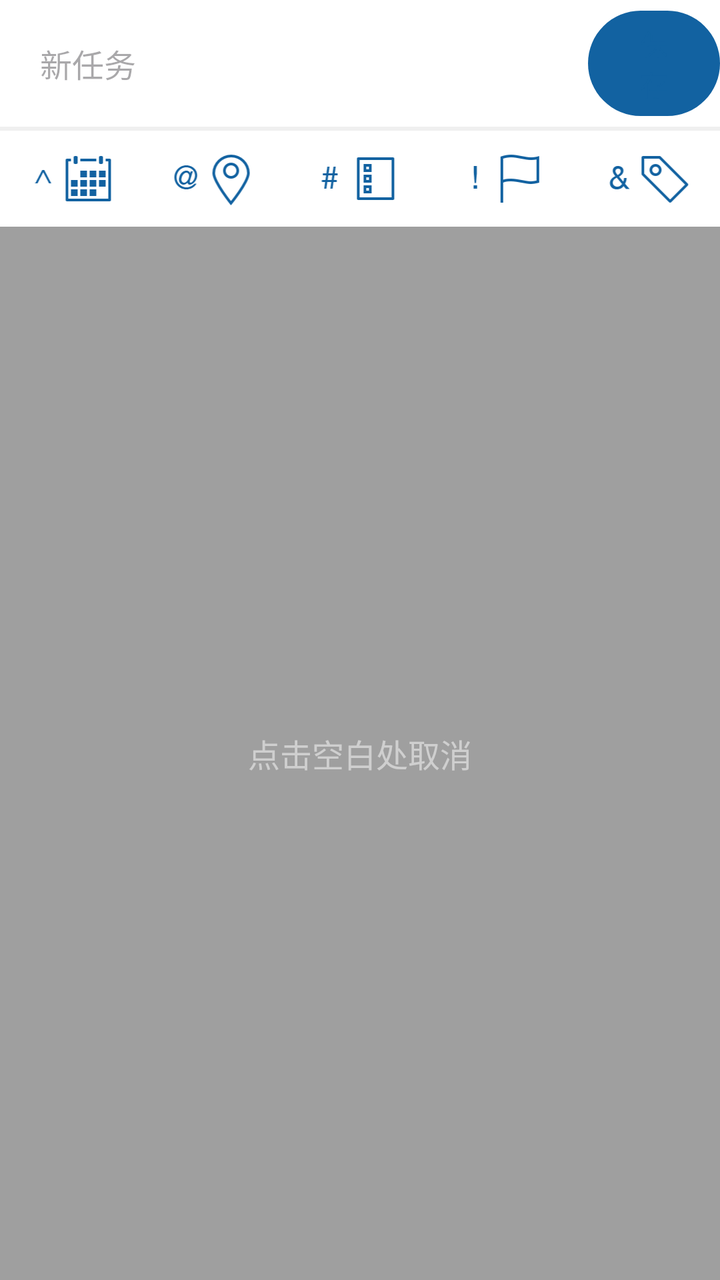
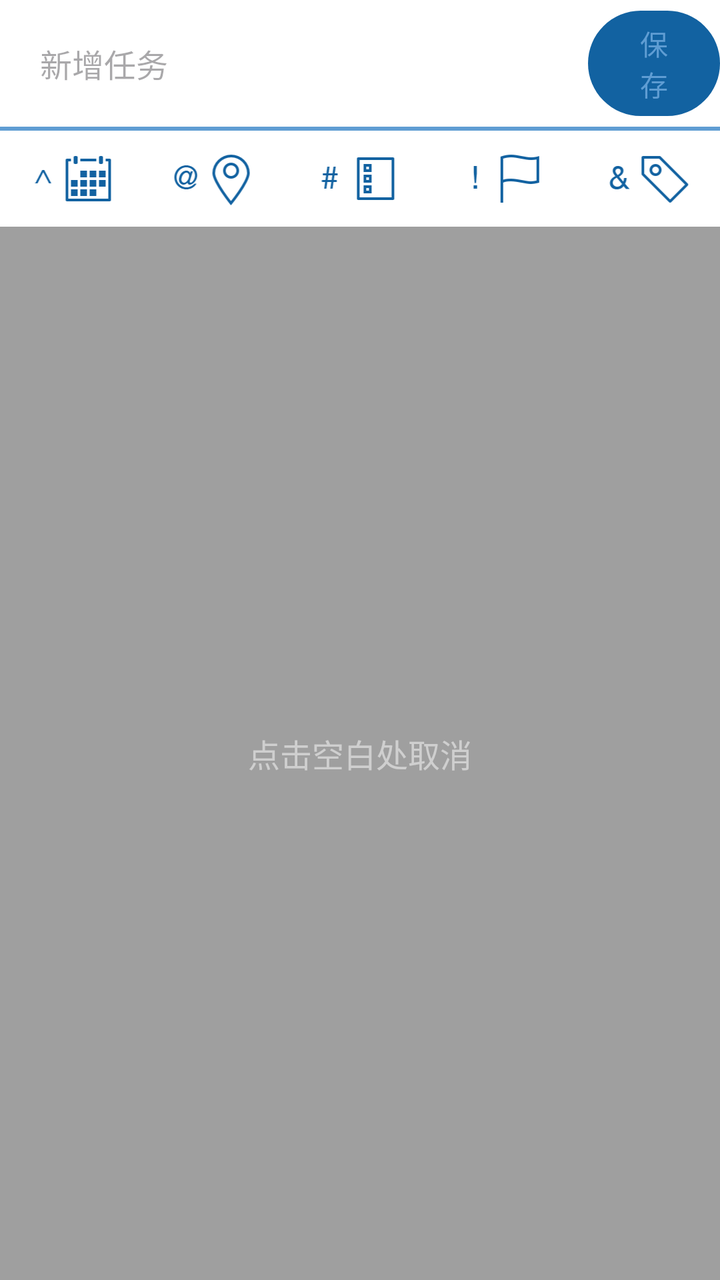

Screens rendered from an Android XML layout before and after an edit, with the pre-edit source and the edit as a unified diff.
<!-- AndroidManifest.xml: activity theme Theme.DoitClone.Translucent -->
<!-- res/layout/activity_smart_add.xml -->
<?xml version="1.0" encoding="utf-8"?>
<LinearLayout
    xmlns:android="http://schemas.android.com/apk/res/android"
    android:id="@+id/smart_root"
    android:layout_width="match_parent"
    android:layout_height="match_parent"
    android:orientation="vertical">

    <LinearLayout
        android:layout_width="match_parent"
        android:layout_height="wrap_content"
        android:background="@android:color/white"
        android:gravity="center"
        android:orientation="horizontal">

        <EditText
            android:id="@+id/smart_input"
            android:layout_width="0dp"
            android:layout_height="wrap_content"
            android:layout_marginLeft="20dp"
            android:layout_marginTop="20dp"
            android:layout_marginBottom="20dp"
            android:layout_weight="1"
            android:background="@null"
            android:hint="@string/new_task_hint"
            android:imeOptions="actionDone"
            android:inputType="text"
            android:singleLine="true"
            android:textSize="16sp" />

        <Button
            android:id="@+id/smart_ok"
            android:layout_width="66dp"
            android:layout_height="wrap_content"
            android:background="@null"
            android:text="@string/save"
            android:textColor="@color/primary" />
    </LinearLayout>

    <View
        android:layout_width="match_parent"
        android:layout_height="2dp"
        android:background="@color/divider" />

    <LinearLayout
        android:layout_width="match_parent"
        android:layout_height="wrap_content"
        android:background="@android:color/white"
        android:orientation="horizontal">

        <Button android:id="@+id/btn_time" android:layout_width="wrap_content" android:layout_height="match_parent" android:layout_weight="1" android:background="@drawable/icon_smartadd_time" />
        <Button android:id="@+id/btn_context" android:layout_width="wrap_content" android:layout_height="match_parent" android:layout_weight="1" android:background="@drawable/icon_smartadd_context" />
        <Button android:id="@+id/btn_project" android:layout_width="wrap_content" android:layout_height="match_parent" android:layout_weight="1" android:background="@drawable/icon_smartadd_project" />
        <Button android:id="@+id/btn_priority" android:layout_width="wrap_content" android:layout_height="match_parent" android:layout_weight="1" android:background="@drawable/icon_smartadd_priority" />
        <Button android:id="@+id/btn_tag" android:layout_width="wrap_content" android:layout_height="match_parent" android:layout_weight="1" android:background="@drawable/icon_smartadd_tag" />
    </LinearLayout>

    <FrameLayout
        android:layout_width="match_parent"
        android:layout_height="0dp"
        android:layout_weight="1"
        android:background="#60000000">

        <ListView
            android:id="@+id/smart_options"
            android:layout_width="match_parent"
            android:layout_height="wrap_content"
            android:background="@android:color/white"
            android:divider="@color/divider"
            android:dividerHeight="1dp"
            android:paddingLeft="20dp"
            android:visibility="gone" />

        <TextView
            android:id="@+id/smart_hint"
            android:layout_width="match_parent"
            android:layout_height="match_parent"
            android:gravity="center"
            android:text="@string/smartadd_cancel_tip"
            android:textColor="#7FFFFFFF"
            android:textSize="16sp" />
    </FrameLayout>
</LinearLayout>
<!-- resources referenced by this layout -->
<resources>
  <color name="divider">#10000000</color>
  <color name="primary">#FF1262A1</color>
  <!-- drawable icon_smartadd_context: png bitmap (drawable-hdpi, 1797 bytes) -->
  <!-- drawable icon_smartadd_priority: png bitmap (drawable-hdpi, 934 bytes) -->
  <!-- drawable icon_smartadd_project: png bitmap (drawable-hdpi, 809 bytes) -->
  <!-- drawable icon_smartadd_tag: png bitmap (drawable-hdpi, 985 bytes) -->
  <!-- drawable icon_smartadd_time: png bitmap (drawable-hdpi, 800 bytes) -->
  <string name="new_task_hint">新任务</string>
  <string name="save">保存</string>
  <string name="smartadd_cancel_tip">点击空白处取消</string>
  <style name="Theme.DoitClone.Translucent" parent="Theme.DoitClone">
          <item name="android:windowIsTranslucent">true</item>
          <item name="android:windowBackground">@android:color/transparent</item>
          <item name="android:backgroundDimEnabled">true</item>
          <item name="android:windowNoTitle">true</item>
          <item name="android:windowAnimationStyle">@android:style/Animation.Dialog</item>
      </style>
  <style name="Theme.DoitClone" parent="Theme.Material3.DayNight.NoActionBar">
          <item name="colorPrimary">@color/actionbar_bg</item>
          <item name="colorOnPrimary">#FFFFFFFF</item>
          <item name="android:colorBackground">@color/home_content_bg</item>
          <item name="android:statusBarColor">@color/actionbar_statusbar</item>
          <item name="android:windowLightStatusBar">false</item>
      </style>
  <color name="actionbar_bg">#FF1262A1</color>
  <color name="home_content_bg">#FFF2F1EF</color>
  <color name="actionbar_statusbar">#FF0E4F84</color>
</resources>

<!-- the commit's change to res/layout/activity_smart_add.xml (unified diff, before → after) -->
@@ -1,12 +1,13 @@
 <?xml version="1.0" encoding="utf-8"?>
 <LinearLayout
     xmlns:android="http://schemas.android.com/apk/res/android"
-    android:id="@+id/smart_root"
+    android:id="@+id/quickadd_wrap"
     android:layout_width="match_parent"
     android:layout_height="match_parent"
     android:orientation="vertical">
 
     <LinearLayout
+        android:id="@+id/icon_smartadd_input_wrap"
         android:layout_width="match_parent"
         android:layout_height="wrap_content"
         android:background="@android:color/white"
@@ -14,7 +15,7 @@
         android:orientation="horizontal">
 
         <EditText
-            android:id="@+id/smart_input"
+            android:id="@+id/title"
             android:layout_width="0dp"
             android:layout_height="wrap_content"
             android:layout_marginLeft="20dp"
@@ -22,62 +23,65 @@
             android:layout_marginBottom="20dp"
             android:layout_weight="1"
             android:background="@null"
-            android:hint="@string/new_task_hint"
+            android:hint="@string/new_task"
             android:imeOptions="actionDone"
             android:inputType="text"
             android:singleLine="true"
             android:textSize="16sp" />
 
         <Button
-            android:id="@+id/smart_ok"
+            android:id="@+id/save"
             android:layout_width="66dp"
             android:layout_height="wrap_content"
             android:background="@null"
+            android:onClick="onSaveClick"
             android:text="@string/save"
-            android:textColor="@color/primary" />
+            android:textColor="@color/button_smartadd_save" />
     </LinearLayout>
 
     <View
         android:layout_width="match_parent"
         android:layout_height="2dp"
-        android:background="@color/divider" />
+        android:background="@color/dialog_title_bottom_divider" />
 
     <LinearLayout
+        android:id="@+id/smart_add_btn"
         android:layout_width="match_parent"
         android:layout_height="wrap_content"
         android:background="@android:color/white"
         android:orientation="horizontal">
 
-        <Button android:id="@+id/btn_time" android:layout_width="wrap_content" android:layout_height="match_parent" android:layout_weight="1" android:background="@drawable/icon_smartadd_time" />
-        <Button android:id="@+id/btn_context" android:layout_width="wrap_content" android:layout_height="match_parent" android:layout_weight="1" android:background="@drawable/icon_smartadd_context" />
-        <Button android:id="@+id/btn_project" android:layout_width="wrap_content" android:layout_height="match_parent" android:layout_weight="1" android:background="@drawable/icon_smartadd_project" />
-        <Button android:id="@+id/btn_priority" android:layout_width="wrap_content" android:layout_height="match_parent" android:layout_weight="1" android:background="@drawable/icon_smartadd_priority" />
-        <Button android:id="@+id/btn_tag" android:layout_width="wrap_content" android:layout_height="match_parent" android:layout_weight="1" android:background="@drawable/icon_smartadd_tag" />
+        <Button android:id="@+id/btn_time" android:layout_width="wrap_content" android:layout_height="match_parent" android:layout_weight="1" android:onClick="onTimeClick" android:background="@drawable/icon_smartadd_time" />
+        <Button android:id="@+id/btn_context" android:layout_width="wrap_content" android:layout_height="match_parent" android:layout_weight="1" android:onClick="onContextClick" android:background="@drawable/icon_smartadd_context" />
+        <Button android:id="@+id/btn_project" android:layout_width="wrap_content" android:layout_height="match_parent" android:layout_weight="1" android:onClick="onProjectClick" android:background="@drawable/icon_smartadd_project" />
+        <Button android:id="@+id/btn_priority" android:layout_width="wrap_content" android:layout_height="match_parent" android:layout_weight="1" android:onClick="onPriorityClick" android:background="@drawable/icon_smartadd_priority" />
+        <Button android:id="@+id/btn_tag" android:layout_width="wrap_content" android:layout_height="match_parent" android:layout_weight="1" android:onClick="onTagClick" android:background="@drawable/icon_smartadd_tag" />
     </LinearLayout>
 
-    <FrameLayout
+    <LinearLayout
+        android:id="@+id/content_wrap"
         android:layout_width="match_parent"
         android:layout_height="0dp"
         android:layout_weight="1"
         android:background="#60000000">
 
         <ListView
-            android:id="@+id/smart_options"
+            android:id="@+id/options"
             android:layout_width="match_parent"
             android:layout_height="wrap_content"
             android:background="@android:color/white"
-            android:divider="@color/divider"
+            android:divider="@color/task_detail_block_top_bottom_line_color"
             android:dividerHeight="1dp"
             android:paddingLeft="20dp"
             android:visibility="gone" />
 
         <TextView
-            android:id="@+id/smart_hint"
+            android:id="@+id/msg"
             android:layout_width="match_parent"
             android:layout_height="match_parent"
             android:gravity="center"
             android:text="@string/smartadd_cancel_tip"
             android:textColor="#7FFFFFFF"
             android:textSize="16sp" />
-    </FrameLayout>
+    </LinearLayout>
 </LinearLayout>
<!-- resource entries referenced after the edit -->
@@ -1,13 +1,14 @@
 <!-- resources referenced by this layout -->
 <resources>
-  <color name="divider">#10000000</color>
-  <color name="primary">#FF1262A1</color>
+  <color name="button_smartadd_save">#FF5F9DD3</color>
+  <color name="dialog_title_bottom_divider">#FF5F9DD3</color>
+  <color name="task_detail_block_top_bottom_line_color">#0F000000</color>
   <!-- drawable icon_smartadd_context: png bitmap (drawable-hdpi, 1797 bytes) -->
   <!-- drawable icon_smartadd_priority: png bitmap (drawable-hdpi, 934 bytes) -->
   <!-- drawable icon_smartadd_project: png bitmap (drawable-hdpi, 809 bytes) -->
   <!-- drawable icon_smartadd_tag: png bitmap (drawable-hdpi, 985 bytes) -->
   <!-- drawable icon_smartadd_time: png bitmap (drawable-hdpi, 800 bytes) -->
-  <string name="new_task_hint">新任务</string>
+  <string name="new_task">新增任务</string>
   <string name="save">保存</string>
   <string name="smartadd_cancel_tip">点击空白处取消</string>
   <style name="Theme.DoitClone.Translucent" parent="Theme.DoitClone">
